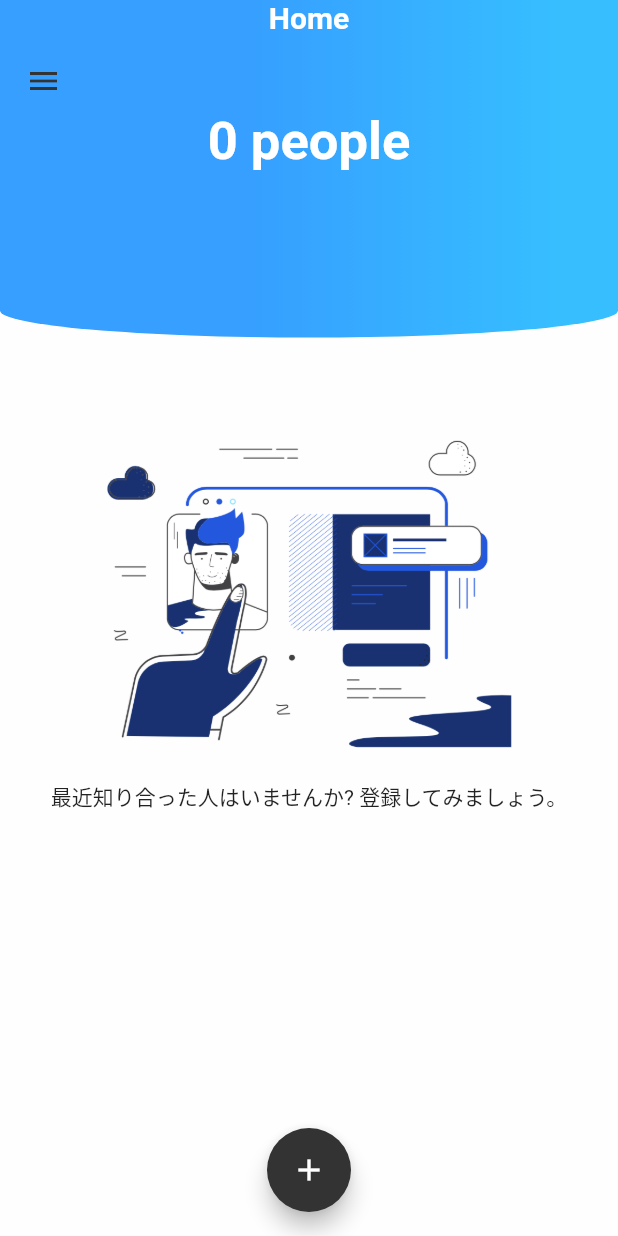
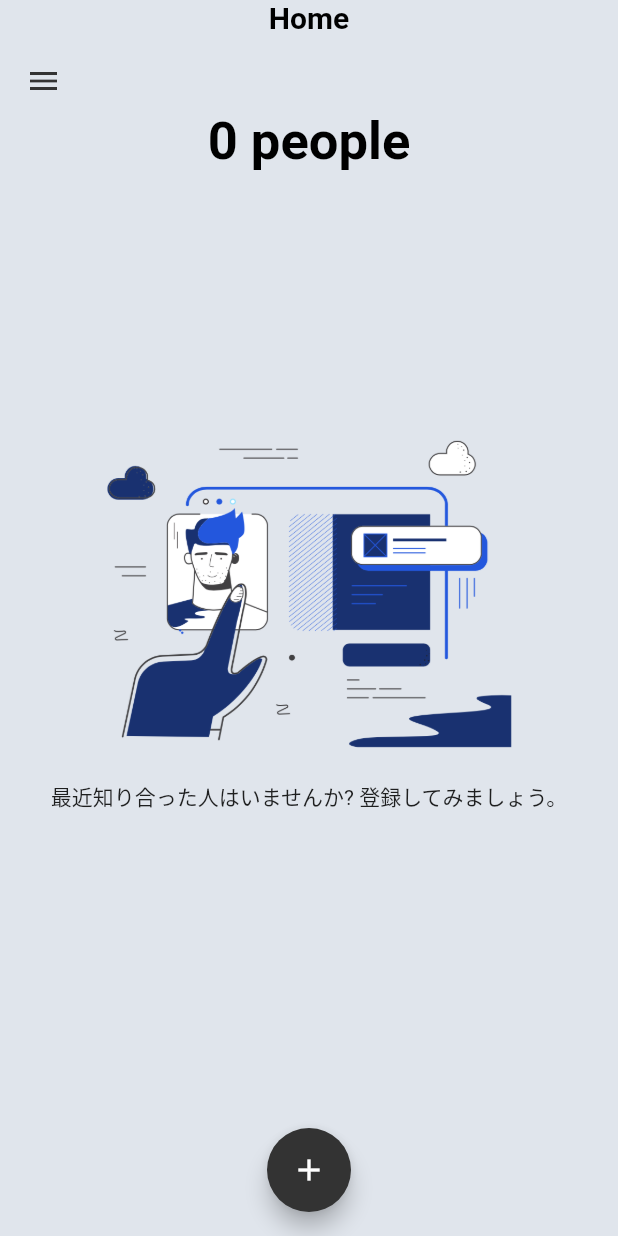
Before and after one commit to UserKazun/relationship_management, a Flutter app: the HomeScreen screen opened directly with empty values, on a phone screen of 412 x 824 dp. Run offline on Flutter 3.47's test engine with Material 2 defaults, Android fonts, the phone set to English and light mode, and no system bars; our stand-ins replace cloud_firestore, firebase_auth, flutter_signin_button, flutter_spinkit, flutter_staggered_animations, google_fonts and 2 more; missing offline and left inert: apple_sign_in; accounts and stored records are empty.

```diff
--- a/lib/src/app.dart
+++ b/lib/src/app.dart
@@ -26,7 +26,7 @@ class App extends StatelessWidget {
         iconTheme: IconThemeData(color: Colors.black),
         textTheme: TextTheme(
           title: TextStyle(
-            color: Colors.white,
+            color: Colors.black,
             fontWeight: FontWeight.w700,
           ),
           subtitle: TextStyle(
--- a/lib/src/ui/screens/home_screen.dart
+++ b/lib/src/ui/screens/home_screen.dart
@@ -19,31 +19,9 @@ class HomeScreen extends StatelessWidget {
   @override
   Widget build(BuildContext context) {
     return Scaffold(
-      backgroundColor: Color(0xfffefefe),
+      backgroundColor: Color(0xFFE0E5EC),
       body: Stack(
         children: <Widget>[
-          Container(
-            height: 225,
-            decoration: BoxDecoration(
-              gradient: LinearGradient(
-                begin: Alignment.topRight,
-                end: Alignment.topLeft,
-                stops: [0.1, 0.6],
-                colors: [
-                  Theme.of(context).primaryColor.withGreen(190),
-                  Theme.of(context).primaryColor,
-                ],
-              ),
-              borderRadius: BorderRadius.only(
-                bottomLeft: Radius.elliptical(
-                  MediaQuery.of(context).size.width * 0.50, 18
-                ),
-                bottomRight: Radius.elliptical(
-                  MediaQuery.of(context).size.width * 0.50, 18
-                ),
-              ),
-            ),
-          ),
           Positioned(
             top: 30,
             left: 5,
--- a/lib/src/ui/widgets/items_info.dart
+++ b/lib/src/ui/widgets/items_info.dart
@@ -54,7 +54,7 @@ class ItemsInfo extends StatelessWidget {
           Text(
             getHeaderText(items),
             style: TextStyle(
-                color: Colors.white,
+                color: Colors.black,
                 fontWeight: FontWeight.bold,
                 fontSize: 35
             ),
```
Also changed, not shown: lib/src/ui/widgets/item_card.dart (+20 -4 lines), lib/src/ui/widgets/item_modal.dart (+38 -21 lines).
